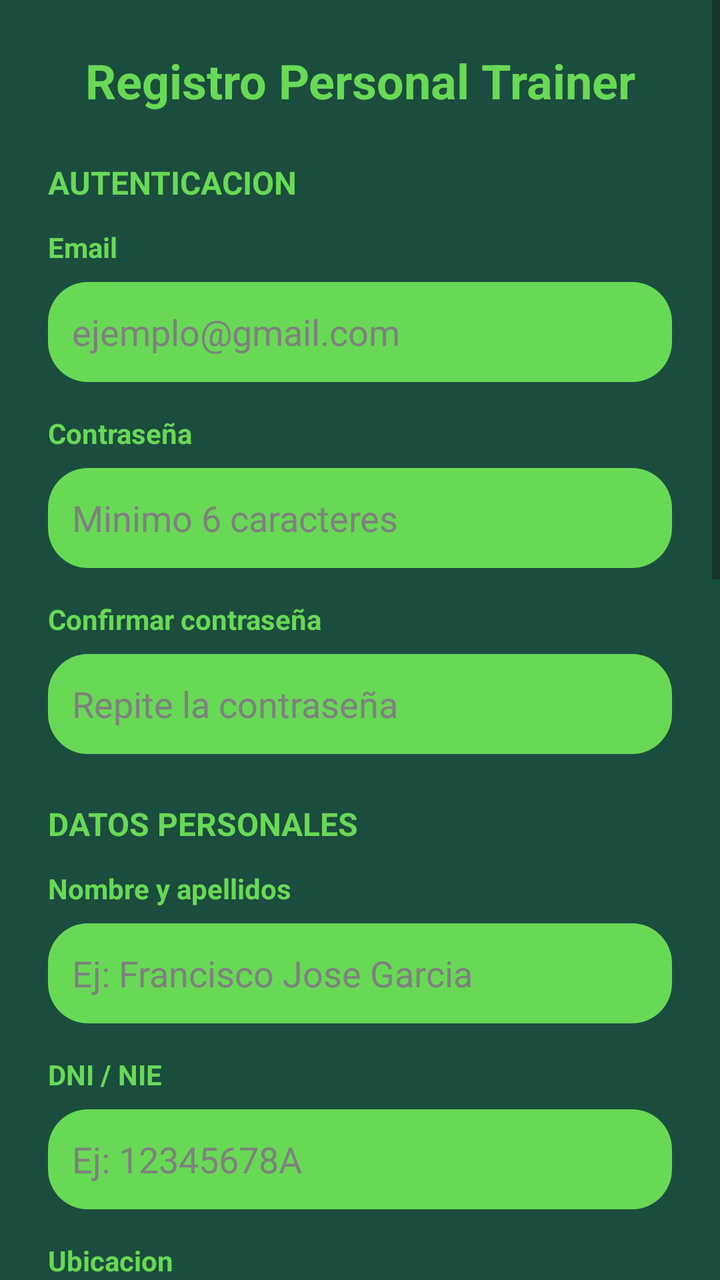
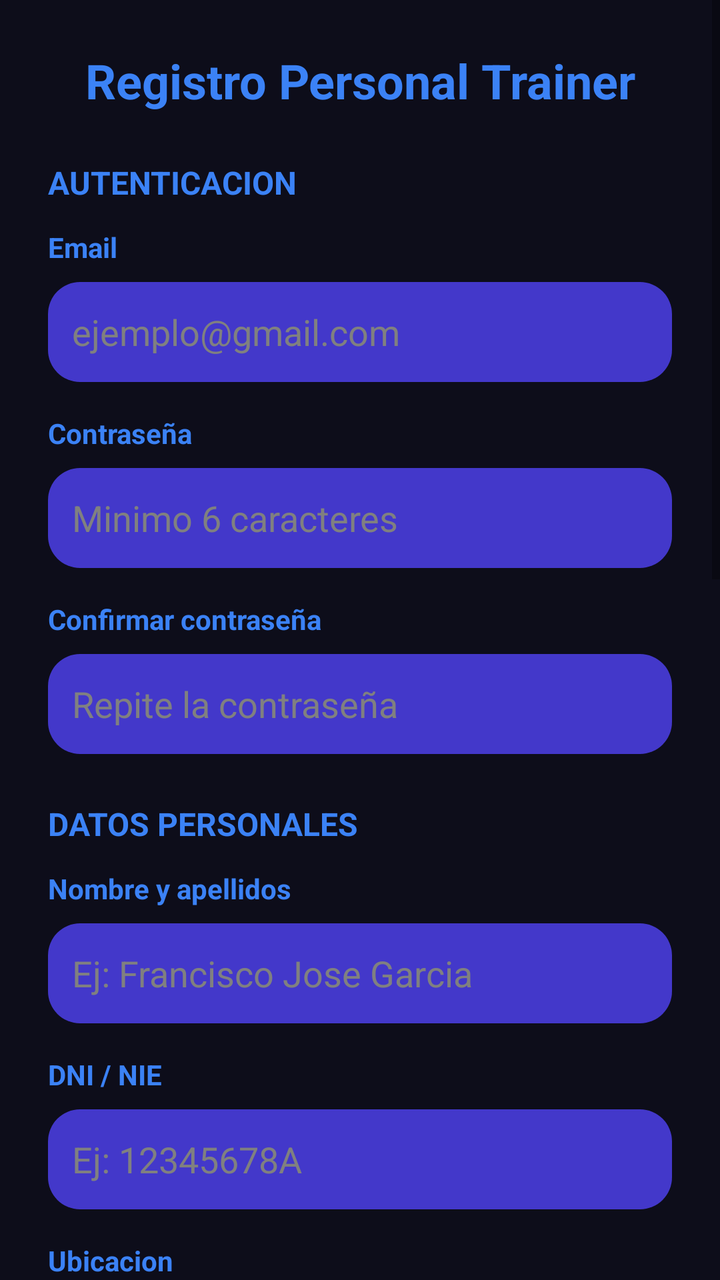

An Android layout rendered at two revisions. The XML below is the earlier revision; the diff shows what the commit changed to produce the second picture.
<!-- AndroidManifest.xml: activity theme Theme.GimnasioPro -->
<!-- res/layout/activity_register_trainer.xml -->
<?xml version="1.0" encoding="utf-8"?>
<ScrollView xmlns:android="http://schemas.android.com/apk/res/android"
    android:layout_width="match_parent"
    android:layout_height="match_parent"
    android:background="@color/dark_green_background"
    android:fillViewport="true">

    <LinearLayout
        android:layout_width="match_parent"
        android:layout_height="wrap_content"
        android:orientation="vertical"
        android:padding="24dp">

        <TextView
            android:layout_width="match_parent"
            android:layout_height="wrap_content"
            android:text="Registro Personal Trainer"
            android:textSize="24sp"
            android:textStyle="bold"
            android:textColor="@color/electric_green_button"
            android:gravity="center"
            android:layout_marginBottom="24dp" />

        <TextView
            android:layout_width="match_parent"
            android:layout_height="wrap_content"
            android:text="AUTENTICACION"
            android:textSize="16sp"
            android:textColor="@color/electric_green_button"
            android:textStyle="bold"
            android:layout_marginBottom="12dp" />

        <TextView
            android:layout_width="match_parent"
            android:layout_height="wrap_content"
            android:text="Email"
            android:textSize="14sp"
            android:textColor="@color/electric_green_button"
            android:textStyle="bold"
            android:layout_marginBottom="8dp" />

        <EditText
            android:id="@+id/etEmail"
            android:layout_width="match_parent"
            android:layout_height="50dp"
            android:hint="ejemplo@gmail.com"
            android:textColor="#000000"
            android:textColorHint="#808080"
            android:background="@drawable/btn_rounded_green"
            android:padding="12dp"
            android:inputType="textEmailAddress"
            android:maxLines="1"
            android:layout_marginBottom="16dp" />

        <TextView
            android:layout_width="match_parent"
            android:layout_height="wrap_content"
            android:text="Contraseña"
            android:textSize="14sp"
            android:textColor="@color/electric_green_button"
            android:textStyle="bold"
            android:layout_marginBottom="8dp" />

        <EditText
            android:id="@+id/etPassword"
            android:layout_width="match_parent"
            android:layout_height="50dp"
            android:hint="Minimo 6 caracteres"
            android:textColor="#000000"
            android:textColorHint="#808080"
            android:background="@drawable/btn_rounded_green"
            android:padding="12dp"
            android:inputType="textPassword"
            android:maxLines="1"
            android:layout_marginBottom="16dp" />

        <TextView
            android:layout_width="match_parent"
            android:layout_height="wrap_content"
            android:text="Confirmar contraseña"
            android:textSize="14sp"
            android:textColor="@color/electric_green_button"
            android:textStyle="bold"
            android:layout_marginBottom="8dp" />

        <EditText
            android:id="@+id/etpasswordConfirm"
            android:layout_width="match_parent"
            android:layout_height="50dp"
            android:hint="Repite la contraseña"
            android:textColor="#000000"
            android:textColorHint="#808080"
            android:background="@drawable/btn_rounded_green"
            android:padding="12dp"
            android:inputType="textPassword"
            android:maxLines="1"
            android:layout_marginBottom="24dp" />

        <TextView
            android:layout_width="match_parent"
            android:layout_height="wrap_content"
            android:text="DATOS PERSONALES"
            android:textSize="16sp"
            android:textColor="@color/electric_green_button"
            android:textStyle="bold"
            android:layout_marginBottom="12dp" />

        <TextView
            android:layout_width="match_parent"
            android:layout_height="wrap_content"
            android:text="Nombre y apellidos"
            android:textSize="14sp"
            android:textColor="@color/electric_green_button"
            android:textStyle="bold"
            android:layout_marginBottom="8dp" />

        <EditText
            android:id="@+id/etnombre"
            android:layout_width="match_parent"
            android:layout_height="50dp"
            android:hint="Ej: Francisco Jose Garcia"
            android:textColor="#000000"
            android:textColorHint="#808080"
            android:background="@drawable/btn_rounded_green"
            android:padding="12dp"
            android:inputType="textPersonName"
            android:maxLines="1"
            android:layout_marginBottom="16dp" />

        <TextView
            android:layout_width="match_parent"
            android:layout_height="wrap_content"
            android:text="DNI / NIE"
            android:textSize="14sp"
            android:textColor="@color/electric_green_button"
            android:textStyle="bold"
            android:layout_marginBottom="8dp" />

        <EditText
            android:id="@+id/etDNI"
            android:layout_width="match_parent"
            android:layout_height="50dp"
            android:hint="Ej: 12345678A"
            android:textColor="#000000"
            android:textColorHint="#808080"
            android:background="@drawable/btn_rounded_green"
            android:padding="12dp"
            android:inputType="textCapCharacters"
            android:maxLength="9"
            android:maxLines="1"
            android:layout_marginBottom="16dp" />

        <TextView
            android:layout_width="match_parent"
            android:layout_height="wrap_content"
            android:text="Ubicacion"
            android:textSize="14sp"
            android:textColor="@color/electric_green_button"
            android:textStyle="bold"
            android:layout_marginBottom="8dp" />

        <EditText
            android:id="@+id/etpoblacion"
            android:layout_width="match_parent"
            android:layout_height="50dp"
            android:hint="Poblacion"
            android:textColor="#000000"
            android:textColorHint="#808080"
            android:background="@drawable/btn_rounded_green"
            android:padding="12dp"
            android:inputType="textPersonName"
            android:maxLines="1"
            android:layout_marginBottom="8dp" />

        <EditText
            android:id="@+id/etmunicipio"
            android:layout_width="match_parent"
            android:layout_height="50dp"
            android:hint="Municipio"
            android:textColor="#000000"
            android:textColorHint="#808080"
            android:background="@drawable/btn_rounded_green"
            android:padding="12dp"
            android:inputType="textPersonName"
            android:maxLines="1"
            android:layout_marginBottom="16dp" />

        <TextView
            android:layout_width="match_parent"
            android:layout_height="wrap_content"
            android:text="Telefono de contacto"
            android:textSize="14sp"
            android:textColor="@color/electric_green_button"
            android:textStyle="bold"
            android:layout_marginBottom="8dp" />

        <LinearLayout
            android:layout_width="match_parent"
            android:layout_height="50dp"
            android:orientation="horizontal"
            android:gravity="center_vertical"
            android:background="@drawable/btn_rounded_green"
            android:paddingStart="12dp"
            android:paddingEnd="12dp"
            android:layout_marginBottom="16dp">

            <TextView
                android:layout_width="wrap_content"
                android:layout_height="wrap_content"
                android:text="+34"
                android:textSize="16sp"
                android:textColor="#000000"
                android:textStyle="bold"
                android:paddingEnd="8dp" />

            <EditText
                android:id="@+id/ettelefono"
                android:layout_width="0dp"
                android:layout_height="match_parent"
                android:layout_weight="1"
                android:hint="612345678"
                android:textColor="#000000"
                android:textColorHint="#808080"
                android:background="@null"
                android:inputType="phone"
                android:maxLength="9"
                android:maxLines="1" />
        </LinearLayout>

        <TextView
            android:layout_width="match_parent"
            android:layout_height="wrap_content"
            android:text="Sobre mi (opcional)"
            android:textSize="14sp"
            android:textColor="@color/text_light_gray"
            android:textStyle="bold"
            android:layout_marginBottom="8dp" />

        <EditText
            android:id="@+id/etsobreMi"
            android:layout_width="match_parent"
            android:layout_height="120dp"
            android:hint="Cuentanos sobre tu experiencia como entrenador..."
            android:textColor="#000000"
            android:textColorHint="#808080"
            android:background="@drawable/btn_rounded_green"
            android:padding="12dp"
            android:gravity="top|start"
            android:inputType="textCapSentences|textMultiLine"
            android:maxLength="300"
            android:scrollbars="vertical"
            android:layout_marginBottom="16dp" />

        <TextView
            android:layout_width="match_parent"
            android:layout_height="wrap_content"
            android:text="Fotografia de perfil (opcional)"
            android:textSize="14sp"
            android:textColor="@color/text_light_gray"
            android:textStyle="bold"
            android:layout_marginBottom="8dp" />

        <LinearLayout
            android:layout_width="match_parent"
            android:layout_height="wrap_content"
            android:orientation="horizontal"
            android:gravity="center_vertical"
            android:layout_marginBottom="16dp">

            <ImageView
                android:id="@+id/ivfotoPerfil"
                android:layout_width="80dp"
                android:layout_height="80dp"
                android:background="@drawable/btn_rounded_green"
                android:scaleType="centerCrop"
                android:src="@android:drawable/ic_menu_gallery"
                android:contentDescription="Foto de perfil" />

            <Button
                android:id="@+id/btnseleccionarFoto"
                android:layout_width="0dp"
                android:layout_height="50dp"
                android:layout_weight="1"
                android:layout_marginStart="16dp"
                android:text="Seleccionar foto"
                android:textColor="@color/text_on_button"
                android:background="@drawable/btn_rounded_green"
                android:textSize="14sp" />
        </LinearLayout>

        <TextView
            android:layout_width="match_parent"
            android:layout_height="wrap_content"
            android:text="Tarifa por sesion (opcional)"
            android:textSize="14sp"
            android:textColor="@color/text_light_gray"
            android:textStyle="bold"
            android:layout_marginBottom="8dp" />

        <LinearLayout
            android:layout_width="match_parent"
            android:layout_height="wrap_content"
            android:orientation="horizontal"
            android:gravity="center_vertical"
            android:layout_marginBottom="24dp">

            <EditText
                android:id="@+id/ettarifa"
                android:layout_width="0dp"
                android:layout_height="50dp"
                android:layout_weight="1"
                android:hint="Precio"
                android:textColor="#000000"
                android:textColorHint="#808080"
                android:background="@drawable/btn_rounded_green"
                android:padding="12dp"
                android:inputType="numberDecimal"
                android:maxLines="1" />

            <TextView
                android:layout_width="wrap_content"
                android:layout_height="wrap_content"
                android:text="EUR / sesion"
                android:textSize="16sp"
                android:textColor="@color/text_light_gray"
                android:layout_marginStart="12dp" />
        </LinearLayout>

        <TextView
            android:layout_width="match_parent"
            android:layout_height="wrap_content"
            android:text="Campos obligatorios marcados con negrita"
            android:textSize="12sp"
            android:textColor="@color/text_light_gray"
            android:textStyle="italic"
            android:layout_marginBottom="8dp" />

        <TextView
            android:layout_width="match_parent"
            android:layout_height="wrap_content"
            android:text="Recibiras un email para verificar tu cuenta"
            android:textSize="11sp"
            android:textColor="@color/text_light_gray"
            android:textStyle="italic"
            android:layout_marginBottom="8dp" />

        <TextView
            android:layout_width="match_parent"
            android:layout_height="wrap_content"
            android:text="Solo se puede registrar 1 entrenador por DNI y telefono"
            android:textSize="11sp"
            android:textColor="@color/text_light_gray"
            android:textStyle="italic"
            android:layout_marginBottom="16dp" />

        <ProgressBar
            android:id="@+id/progressBar"
            android:layout_width="40dp"
            android:layout_height="40dp"
            android:layout_gravity="center"
            android:visibility="gone"
            android:layout_marginBottom="16dp" />

        <Button
            android:id="@+id/btnregistrar"
            android:layout_width="match_parent"
            android:layout_height="60dp"
            android:text="CREAR CUENTA Y REGISTRARSE"
            android:textColor="@color/text_on_button"
            android:textStyle="bold"
            android:textSize="16sp"
            android:background="@drawable/btn_rounded_green"
            android:elevation="8dp"
            android:stateListAnimator="@null" />

    </LinearLayout>

</ScrollView>
<!-- resources referenced by this layout -->
<resources>
  <color name="dark_green_background">#FF1B4D3E</color>
  <color name="electric_green_button">#68D955</color>
  <color name="text_light_gray">#FFD0D0D0</color>
  <color name="text_on_button">#FF000000</color>
  <!-- drawable btn_rounded_green (drawable) -->
  <?xml version="1.0" encoding="utf-8"?>
  <ripple xmlns:android="http://schemas.android.com/apk/res/android"
      android:color="@color/electric_green_button">
      <item>
          <shape android:shape="rectangle">
              <solid android:color="@color/electric_green_button" />
              <corners android:radius="20dp" />
          </shape>
      </item>
  </ripple>
  <style name="Theme.GimnasioPro" parent="Theme.AppCompat.Light.NoActionBar">
          
          <item name="colorPrimary">@color/electric_green_button</item>
          <item name="colorPrimaryDark">@color/dark_green_background</item>
          <item name="colorAccent">@color/electric_green_button</item>
          <item name="android:windowBackground">@color/dark_green_background</item>
          <item name="android:statusBarColor">@color/dark_green_background</item>
          <item name="android:navigationBarColor">@color/dark_green_background</item>
          <item name="android:fitsSystemWindows">true</item>
      </style>
</resources>

<!-- the commit's change to res/layout/activity_register_trainer.xml (unified diff, before → after) -->
@@ -17,7 +17,7 @@
             android:text="Registro Personal Trainer"
             android:textSize="24sp"
             android:textStyle="bold"
-            android:textColor="@color/electric_green_button"
+            android:textColor="@color/accent_blue"
             android:gravity="center"
             android:layout_marginBottom="24dp" />
 
@@ -26,7 +26,7 @@
             android:layout_height="wrap_content"
             android:text="AUTENTICACION"
             android:textSize="16sp"
-            android:textColor="@color/electric_green_button"
+            android:textColor="@color/accent_blue"
             android:textStyle="bold"
             android:layout_marginBottom="12dp" />
 
@@ -35,7 +35,7 @@
             android:layout_height="wrap_content"
             android:text="Email"
             android:textSize="14sp"
-            android:textColor="@color/electric_green_button"
+            android:textColor="@color/accent_blue"
             android:textStyle="bold"
             android:layout_marginBottom="8dp" />
 
@@ -46,7 +46,7 @@
             android:hint="ejemplo@gmail.com"
             android:textColor="#000000"
             android:textColorHint="#808080"
-            android:background="@drawable/btn_rounded_green"
+            android:background="@drawable/bg_card_trainer"
             android:padding="12dp"
             android:inputType="textEmailAddress"
             android:maxLines="1"
@@ -57,7 +57,7 @@
             android:layout_height="wrap_content"
             android:text="Contraseña"
             android:textSize="14sp"
-            android:textColor="@color/electric_green_button"
+            android:textColor="@color/accent_blue"
             android:textStyle="bold"
             android:layout_marginBottom="8dp" />
 
@@ -68,7 +68,7 @@
             android:hint="Minimo 6 caracteres"
             android:textColor="#000000"
             android:textColorHint="#808080"
-            android:background="@drawable/btn_rounded_green"
+            android:background="@drawable/bg_card_trainer"
             android:padding="12dp"
             android:inputType="textPassword"
             android:maxLines="1"
@@ -79,7 +79,7 @@
             android:layout_height="wrap_content"
             android:text="Confirmar contraseña"
             android:textSize="14sp"
-            android:textColor="@color/electric_green_button"
+            android:textColor="@color/accent_blue"
             android:textStyle="bold"
             android:layout_marginBottom="8dp" />
 
@@ -90,7 +90,7 @@
             android:hint="Repite la contraseña"
             android:textColor="#000000"
             android:textColorHint="#808080"
-            android:background="@drawable/btn_rounded_green"
+            android:background="@drawable/bg_card_trainer"
             android:padding="12dp"
             android:inputType="textPassword"
             android:maxLines="1"
@@ -101,7 +101,7 @@
             android:layout_height="wrap_content"
             android:text="DATOS PERSONALES"
             android:textSize="16sp"
-            android:textColor="@color/electric_green_button"
+            android:textColor="@color/accent_blue"
             android:textStyle="bold"
             android:layout_marginBottom="12dp" />
 
@@ -110,7 +110,7 @@
             android:layout_height="wrap_content"
             android:text="Nombre y apellidos"
             android:textSize="14sp"
-            android:textColor="@color/electric_green_button"
+            android:textColor="@color/accent_blue"
             android:textStyle="bold"
             android:layout_marginBottom="8dp" />
 
@@ -121,7 +121,7 @@
             android:hint="Ej: Francisco Jose Garcia"
             android:textColor="#000000"
             android:textColorHint="#808080"
-            android:background="@drawable/btn_rounded_green"
+            android:background="@drawable/bg_card_trainer"
             android:padding="12dp"
             android:inputType="textPersonName"
             android:maxLines="1"
@@ -132,7 +132,7 @@
             android:layout_height="wrap_content"
             android:text="DNI / NIE"
             android:textSize="14sp"
-            android:textColor="@color/electric_green_button"
+            android:textColor="@color/accent_blue"
             android:textStyle="bold"
             android:layout_marginBottom="8dp" />
 
@@ -143,7 +143,7 @@
             android:hint="Ej: 12345678A"
             android:textColor="#000000"
             android:textColorHint="#808080"
-            android:background="@drawable/btn_rounded_green"
+            android:background="@drawable/bg_card_trainer"
             android:padding="12dp"
             android:inputType="textCapCharacters"
             android:maxLength="9"
@@ -155,7 +155,7 @@
             android:layout_height="wrap_content"
             android:text="Ubicacion"
             android:textSize="14sp"
-            android:textColor="@color/electric_green_button"
+            android:textColor="@color/accent_blue"
             android:textStyle="bold"
             android:layout_marginBottom="8dp" />
 
@@ -166,7 +166,7 @@
             android:hint="Poblacion"
             android:textColor="#000000"
             android:textColorHint="#808080"
-            android:background="@drawable/btn_rounded_green"
+            android:background="@drawable/bg_card_trainer"
             android:padding="12dp"
             android:inputType="textPersonName"
             android:maxLines="1"
@@ -179,7 +179,7 @@
             android:hint="Municipio"
             android:textColor="#000000"
             android:textColorHint="#808080"
-            android:background="@drawable/btn_rounded_green"
+            android:background="@drawable/bg_card_trainer"
             android:padding="12dp"
             android:inputType="textPersonName"
             android:maxLines="1"
@@ -190,7 +190,7 @@
             android:layout_height="wrap_content"
             android:text="Telefono de contacto"
             android:textSize="14sp"
-            android:textColor="@color/electric_green_button"
+            android:textColor="@color/accent_blue"
             android:textStyle="bold"
             android:layout_marginBottom="8dp" />
 
@@ -199,7 +199,7 @@
             android:layout_height="50dp"
             android:orientation="horizontal"
             android:gravity="center_vertical"
-            android:background="@drawable/btn_rounded_green"
+            android:background="@drawable/bg_card_trainer"
             android:paddingStart="12dp"
             android:paddingEnd="12dp"
             android:layout_marginBottom="16dp">
@@ -243,7 +243,7 @@
             android:hint="Cuentanos sobre tu experiencia como entrenador..."
             android:textColor="#000000"
             android:textColorHint="#808080"
-            android:background="@drawable/btn_rounded_green"
+            android:background="@drawable/bg_card_trainer"
             android:padding="12dp"
             android:gravity="top|start"
             android:inputType="textCapSentences|textMultiLine"
@@ -271,7 +271,7 @@
                 android:id="@+id/ivfotoPerfil"
                 android:layout_width="80dp"
                 android:layout_height="80dp"
-                android:background="@drawable/btn_rounded_green"
+                android:background="@drawable/bg_card_trainer"
                 android:scaleType="centerCrop"
                 android:src="@android:drawable/ic_menu_gallery"
                 android:contentDescription="Foto de perfil" />
@@ -284,7 +284,7 @@
                 android:layout_marginStart="16dp"
                 android:text="Seleccionar foto"
                 android:textColor="@color/text_on_button"
-                android:background="@drawable/btn_rounded_green"
+                android:background="@drawable/bg_card_trainer"
                 android:textSize="14sp" />
         </LinearLayout>
 
@@ -312,7 +312,7 @@
                 android:hint="Precio"
                 android:textColor="#000000"
                 android:textColorHint="#808080"
-                android:background="@drawable/btn_rounded_green"
+                android:background="@drawable/bg_card_trainer"
                 android:padding="12dp"
                 android:inputType="numberDecimal"
                 android:maxLines="1" />
@@ -369,7 +369,7 @@
             android:textColor="@color/text_on_button"
             android:textStyle="bold"
             android:textSize="16sp"
-            android:background="@drawable/btn_rounded_green"
+            android:background="@drawable/bg_card_trainer"
             android:elevation="8dp"
             android:stateListAnimator="@null" />
 
<!-- resource entries referenced after the edit -->
@@ -1,20 +1,18 @@
 <!-- resources referenced by this layout -->
 <resources>
-  <color name="dark_green_background">#FF1B4D3E</color>
-  <color name="electric_green_button">#68D955</color>
-  <color name="text_light_gray">#FFD0D0D0</color>
+  <color name="accent_blue">#3B82F6</color>
+  <color name="dark_green_background">@color/dark_background</color>
+  <color name="electric_green_button">@color/accent_green</color>
+  <color name="accent_green">#4ADE80</color>
+  <color name="text_light_gray">@color/text_secondary</color>
   <color name="text_on_button">#FF000000</color>
-  <!-- drawable btn_rounded_green (drawable) -->
+  <!-- drawable bg_card_trainer (drawable) -->
   <?xml version="1.0" encoding="utf-8"?>
-  <ripple xmlns:android="http://schemas.android.com/apk/res/android"
-      android:color="@color/electric_green_button">
-      <item>
-          <shape android:shape="rectangle">
-              <solid android:color="@color/electric_green_button" />
-              <corners android:radius="20dp" />
-          </shape>
-      </item>
-  </ripple>
+  <shape xmlns:android="http://schemas.android.com/apk/res/android"
+      android:shape="rectangle">
+      <solid android:color="@color/card_trainer" />
+      <corners android:radius="16dp" />
+  </shape>
   <style name="Theme.GimnasioPro" parent="Theme.AppCompat.Light.NoActionBar">
           
           <item name="colorPrimary">@color/electric_green_button</item>
@@ -25,5 +23,8 @@
           <item name="android:navigationBarColor">@color/dark_green_background</item>
           <item name="android:fitsSystemWindows">true</item>
       </style>
+  <color name="dark_background">#0D0D1A</color>
+  <color name="text_secondary">#A1A1AA</color>
+  <color name="card_trainer">#4338CA</color>
 </resources>
 
